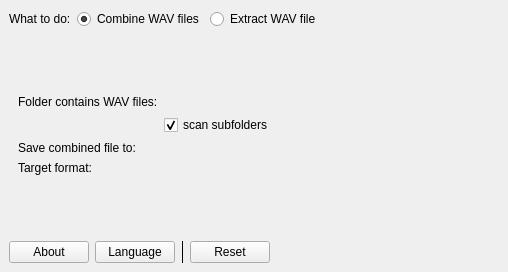
Before: the Qt Designer form src/mainwindow.ui in shine5402/KiraWavTar, drawn with Qt 5; both pictures show x 0 to 508 and y 0 to 272 of the 881 by 272 pixel window.
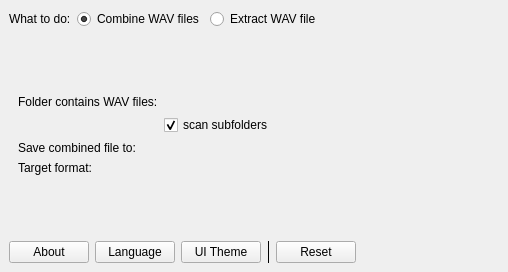
After: the same form once the commit is applied. Custom widgets are drawn as their Qt base class.

What changed in the file:
```diff
--- a/src/mainwindow.ui
+++ b/src/mainwindow.ui
@@ -268,6 +268,13 @@
         </property>
        </widget>
       </item>
+      <item>
+       <widget class="QPushButton" name="uiThemeButton">
+        <property name="text">
+         <string>UI Theme</string>
+        </property>
+       </widget>
+      </item>
       <item>
        <widget class="Line" name="leftBottomButtonLine">
         <property name="frameShadow">
```
